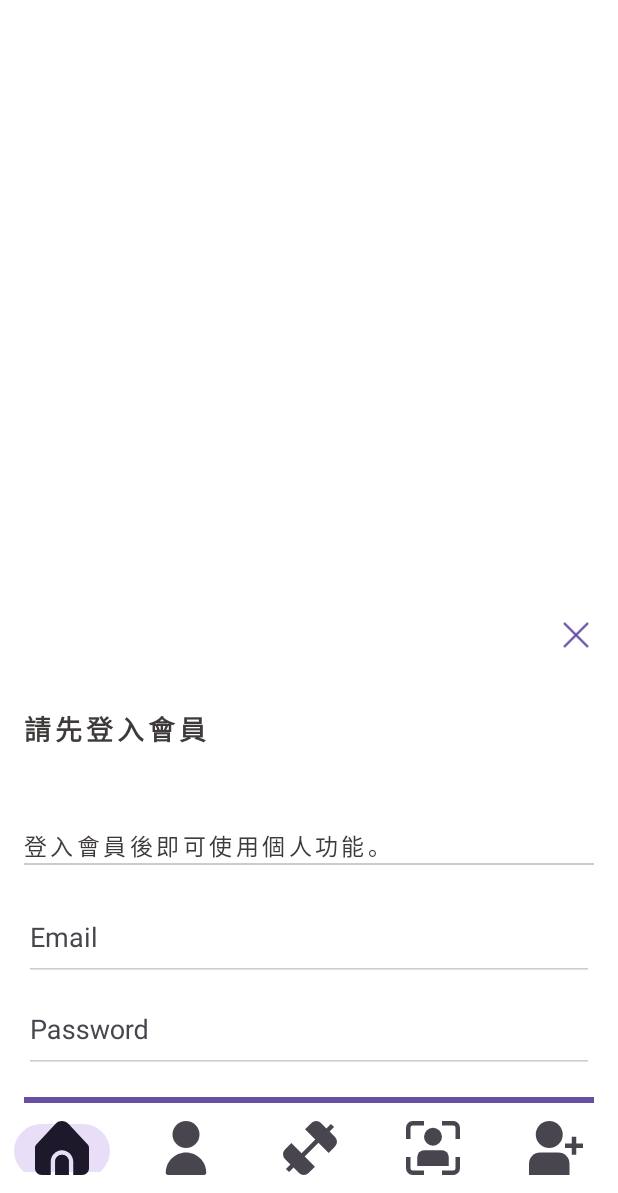
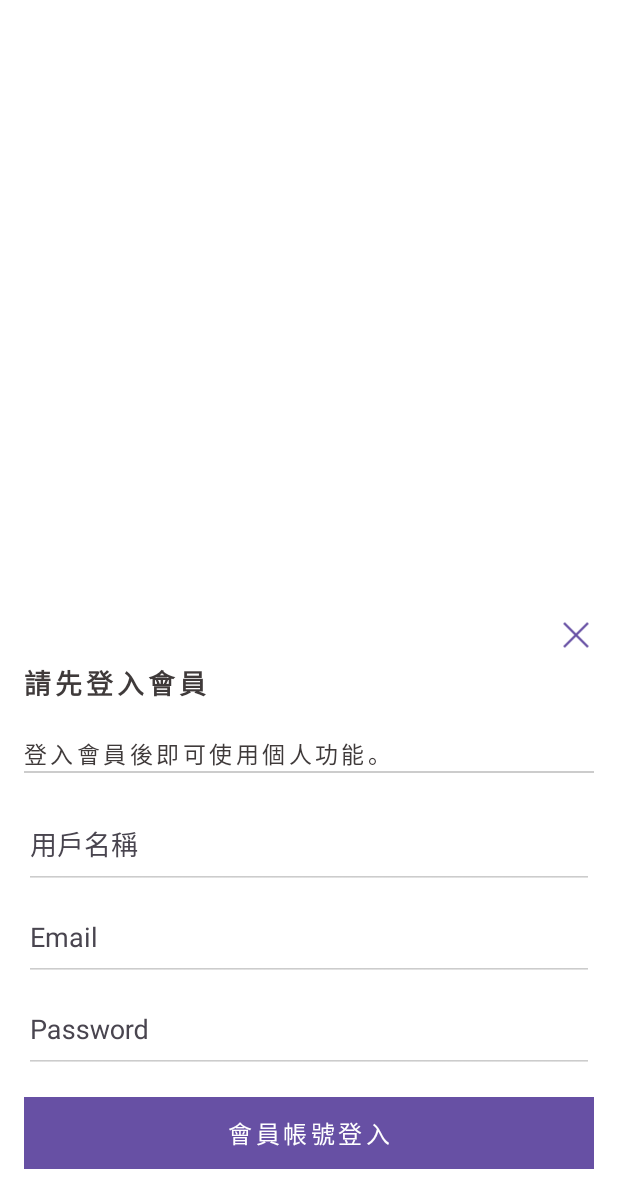
Before and after one commit to jason-chueh/Stack, an Android app: the screen it shows after launch (MainActivity), item 2 of the bottom bar chosen, on a phone screen of 412 x 824 dp, the part 43-1236 px from its top. Run offline under Robolectric (Android 15) with nearby library versions, the phone set to English and light mode, and no system bars; our stand-ins replace Dagger/Hilt's generated code, Firebase (no records; nobody signed in at launch, a user with empty details on screens opened directly), Room's generated code, data binding; libraries missing offline, so code that uses them is left out: android.text; 6 statements that could not run were skipped.

Commit message:
add login and register using firestore authentication, and set up db with userDao

```diff
--- a/app/build.gradle.kts
+++ b/app/build.gradle.kts
@@ -113,6 +113,10 @@ dependencies {
     implementation ("com.squareup.moshi:moshi:1.9.3")
     implementation ("com.squareup.moshi:moshi-kotlin:1.9.3")
 
+    //Gson
+    implementation ("com.google.code.gson:gson:2.10.1")
+
+
     // Retrofit - Deprecated plugins - No more required
     implementation ("com.squareup.retrofit2:retrofit:2.9.0")
     // implementation "com.squareup.retrofit2:converter-scalars:$version_retrofit"
@@ -159,6 +163,8 @@ dependencies {
     //firestore
     implementation(platform("com.google.firebase:firebase-bom:32.2.3"))
     implementation("com.google.firebase:firebase-firestore-ktx")
+    implementation("com.google.firebase:firebase-auth-ktx")
+
 }
 kapt {
     correctErrorTypes = true
--- a/app/src/main/java/com/example/stack/MainActivity.kt
+++ b/app/src/main/java/com/example/stack/MainActivity.kt
@@ -3,13 +3,18 @@ package com.example.stack
 import androidx.appcompat.app.AppCompatActivity
 import android.os.Bundle
 import android.util.Log
+import android.view.View
 import androidx.activity.compose.setContent
 import androidx.activity.viewModels
 import androidx.databinding.DataBindingUtil
+import androidx.lifecycle.Observer
+import androidx.navigation.NavController
+import androidx.navigation.NavDestination
 
 import androidx.navigation.findNavController
 import com.example.stack.databinding.ActivityMainBinding
 import com.example.stack.login.UserManager
+import com.example.stack.util.CurrentFragmentType
 import dagger.hilt.android.AndroidEntryPoint
 
 @AndroidEntryPoint
@@ -22,6 +27,41 @@ class MainActivity : AppCompatActivity() {
         binding = ActivityMainBinding.inflate(layoutInflater)
         setContentView(binding.root)
         setupBottomNav()
+        setupNavController()
+
+
+        viewModel.currentFragmentType.observe(
+            this,
+            Observer {
+                Log.i("type","~~~~~~~~~~~~~~~~~~~~~~~~~~~~~~~~~~~~")
+                Log.i("type","[${viewModel.currentFragmentType.value}]")
+                Log.i("type","~~~~~~~~~~~~~~~~~~~~~~~~~~~~~~~~~~~~")
+
+
+                if(it == CurrentFragmentType.LOGIN){
+                    binding.bottomNavView.visibility = View.GONE
+                }
+                else{
+                    binding.bottomNavView.visibility = View.VISIBLE
+
+                }
+            }
+        )
+    }
+
+    private fun setupNavController() {
+        findNavController(R.id.myNavHostFragment).addOnDestinationChangedListener { navController: NavController, _: NavDestination, _: Bundle? ->
+            viewModel.currentFragmentType.value = when (navController.currentDestination?.id) {
+                R.id.homeFragment -> CurrentFragmentType.HOME
+                R.id.chatroomFragment -> CurrentFragmentType.CHATROOM
+                R.id.findBroFragment -> CurrentFragmentType.FINDBRO
+                R.id.userFragment -> CurrentFragmentType.USER
+                R.id.loginDialog -> CurrentFragmentType.LOGIN
+                R.id.planFragment -> CurrentFragmentType.PLAN
+                R.id.positionCorrectionFragment-> CurrentFragmentType.POSITION
+                else -> viewModel.currentFragmentType.value
+            }
+        }
     }
 
     private fun setupBottomNav() {
@@ -33,33 +73,38 @@ class MainActivity : AppCompatActivity() {
                 }
 
                 R.id.navigation_user -> {
-                    Log.i("test","${UserManager.user.value?.id}")
+                    Log.i("test", "${UserManager.user}")
                     when (viewModel.isLoggedIn) {
                         true -> {
                             findNavController(R.id.myNavHostFragment).navigate(NavigationDirections.navigateToUserFragment())
                             return@setOnItemSelectedListener true
                         }
-                    false ->{
+
+                        false -> {
                             findNavController(R.id.myNavHostFragment).navigate(NavigationDirections.navigateToLoginDialog())
                             return@setOnItemSelectedListener false
                         }
                     }
                 }
+
                 R.id.navigation_find_bro -> {
 
                     findNavController(R.id.myNavHostFragment).navigate(NavigationDirections.navigateToFindBroFragment())
                     return@setOnItemSelectedListener true
                 }
+
                 R.id.navigation_plan -> {
 
                     findNavController(R.id.myNavHostFragment).navigate(NavigationDirections.navigateToPlanFragment())
                     return@setOnItemSelectedListener true
                 }
+
                 R.id.navigation_position -> {
 
                     findNavController(R.id.myNavHostFragment).navigate(NavigationDirections.navigateToPositionCorrectionFragment())
                     return@setOnItemSelectedListener true
                 }
+
                 else -> {
                     return@setOnItemSelectedListener false
                 }
--- a/app/src/main/java/com/example/stack/data/DefaultRepository.kt
+++ b/app/src/main/java/com/example/stack/data/DefaultRepository.kt
@@ -1,13 +1,24 @@
 package com.example.stack.data
 
 import com.example.stack.data.StackRepository
+import com.example.stack.data.dataclass.User
+import com.example.stack.data.local.UserDao
 import com.example.stack.data.network.NetworkDataSource
+import kotlinx.coroutines.Dispatchers
+import kotlinx.coroutines.withContext
 import javax.inject.Inject
 
 class DefaultRepository @Inject constructor(
-    private val networkDataSource: NetworkDataSource
+    private val networkDataSource: NetworkDataSource,
+    private val userDao: UserDao
 ): StackRepository{
     override fun test2(){
         networkDataSource.test()
     }
+
+    override suspend fun upsertUser(user: User) {
+        withContext(Dispatchers.IO){
+            userDao.upsertUser(user)
+        }
+    }
 }
--- a/app/src/main/java/com/example/stack/data/StackRepository.kt
+++ b/app/src/main/java/com/example/stack/data/StackRepository.kt
@@ -1,5 +1,9 @@
 package com.example.stack.data
+
+import com.example.stack.data.dataclass.User
 
 interface StackRepository {
     fun test2()
+
+    suspend fun upsertUser(user: User)
 }
--- /dev/null
+++ b/app/src/main/java/com/example/stack/data/local/StackDatabase.kt
@@ -0,0 +1,82 @@
+package com.example.stack.data.local
+
+import android.content.Context
+import androidx.room.Database
+import androidx.room.Room
+import androidx.room.RoomDatabase
+import com.example.stack.data.dataclass.User
+
+@Database(entities = [User::class], version = 1, exportSchema = false)
+abstract class StackDatabase : RoomDatabase() {
+
+    /**
+     * Connects the database to the DAO.
+     */
+    abstract val userDao: UserDao
+
+    /**
+     * Define a companion object, this allows us to add functions on the StylishDatabase class.
+     *
+     * For example, clients can call `StylishDatabase.getInstance(context)` to instantiate
+     * a new StylishDatabase.
+     */
+    companion object {
+        /**
+         * INSTANCE will keep a reference to any database returned via getInstance.
+         *
+         * This will help us avoid repeatedly initializing the database, which is expensive.
+         *
+         *  The value of a volatile variable will never be cached, and all writes and
+         *  reads will be done to and from the main memory. It means that changes made by one
+         *  thread to shared data are visible to other threads.
+         */
+        @Volatile
+        private var INSTANCE: StackDatabase? = null
+
+        /**
+         * Helper function to get the database.
+         *
+         * If a database has already been retrieved, the previous database will be returned.
+         * Otherwise, create a new database.
+         *
+         * This function is threadsafe, and callers should cache the result for multiple database
+         * calls to avoid overhead.
+         *
+         * This is an example of a simple Singleton pattern that takes another Singleton as an
+         * argument in Kotlin.
+         *
+         * To learn more about Singleton read the wikipedia article:
+         * https://en.wikipedia.org/wiki/Singleton_pattern
+         *
+         * @param context The application context Singleton, used to get access to the filesystem.
+         */
+        fun getInstance(context: Context): StackDatabase {
+            // Multiple threads can ask for the database at the same time, ensure we only initialize
+            // it once by using synchronized. Only one thread may enter a synchronized block at a
+            // time.
+            synchronized(this) {
+                // Copy the current value of INSTANCE to a local variable so Kotlin can smart cast.
+                // Smart cast is only available to local variables.
+                var instance = INSTANCE
+                // If instance is `null` make a new database instance.
+                if (instance == null) {
+                    instance = Room.databaseBuilder(
+                        context.applicationContext,
+                        StackDatabase::class.java,
+                        "stylish_database"
+                    )
+                        // Wipes and rebuilds instead of migrating if no Migration object.
+                        // Migration is not part of this lesson. You can learn more about
+                        // migration with Room in this blog post:
+                        // https://medium.com/androiddevelopers/understanding-migrations-with-room-f01e04b07929
+                        .fallbackToDestructiveMigration()
+                        .build()
+                    // Assign INSTANCE to the newly created database.
+                    INSTANCE = instance
+                }
+                // Return instance; smart cast to be non-null.
+                return instance
+            }
+        }
+    }
+}
--- /dev/null
+++ b/app/src/main/java/com/example/stack/data/local/UserDao.kt
@@ -0,0 +1,15 @@
+package com.example.stack.data.local
+
+import androidx.room.Dao
+import androidx.room.Insert
+import androidx.room.OnConflictStrategy
+import androidx.room.Update
+import androidx.room.Upsert
+import com.example.stack.data.dataclass.User
+
+@Dao
+interface UserDao {
+
+    @Upsert
+    fun upsertUser(user: User)
+}
--- a/app/src/main/java/com/example/stack/di/DataModules.kt
+++ b/app/src/main/java/com/example/stack/di/DataModules.kt
@@ -1,12 +1,18 @@
 package com.example.stack.di
 
+import android.content.Context
+import androidx.room.Room
 import com.example.stack.data.DefaultRepository
 import com.example.stack.data.StackRepository
+import com.example.stack.data.local.StackDatabase
+import com.example.stack.data.local.UserDao
 import com.example.stack.data.network.NetworkDataSource
 import com.example.stack.data.network.StackNetworkDataSource
 import dagger.Binds
 import dagger.Module
+import dagger.Provides
 import dagger.hilt.InstallIn
+import dagger.hilt.android.qualifiers.ApplicationContext
 import dagger.hilt.components.SingletonComponent
 import javax.inject.Singleton
 
@@ -24,3 +30,21 @@ abstract class RepositoryModule {
     @Binds
     abstract fun bindTaskRepository(repository: DefaultRepository): StackRepository
 }
+
+@Module
+@InstallIn(SingletonComponent::class)
+object DatabaseModule {
+
+    @Singleton
+    @Provides
+    fun provideDataBase(@ApplicationContext context: Context): StackDatabase {
+        return Room.databaseBuilder(
+            context.applicationContext,
+            StackDatabase::class.java,
+            "Stack.db"
+        ).build()
+    }
+
+    @Provides
+    fun provideTaskDao(database: StackDatabase): UserDao = database.userDao
+}
--- a/app/src/main/java/com/example/stack/home/HomeViewModel.kt
+++ b/app/src/main/java/com/example/stack/home/HomeViewModel.kt
@@ -12,15 +12,9 @@ import javax.inject.Inject
 
 @HiltViewModel
 class HomeViewModel @Inject constructor(private val stackRepository: StackRepository) : ViewModel() {
-    val db = Firebase.firestore
+
     fun test(){
         stackRepository.test2()
-        val exercise = Exercise("jason","test")
-        db.collection("exercise").add(exercise).addOnSuccessListener {
-            Log.i("test","success")
-        }.addOnFailureListener{
-            e -> Log.i("test","$e")
-        }
     }
 }
 
--- a/app/src/main/java/com/example/stack/login/LoginDialog.kt
+++ b/app/src/main/java/com/example/stack/login/LoginDialog.kt
@@ -1,18 +1,21 @@
 package com.example.stack.login
 
-import android.content.Intent
 import android.os.Bundle
 import android.os.Handler
 import android.view.LayoutInflater
 import android.view.View
 import android.view.ViewGroup
 import android.view.animation.AnimationUtils
+import android.widget.Toast
 import androidx.appcompat.app.AppCompatDialogFragment
 import androidx.fragment.app.DialogFragment
 import androidx.fragment.app.viewModels
 import androidx.lifecycle.Observer
 import androidx.lifecycle.ViewModelProvider
+import androidx.navigation.Navigation.findNavController
+import androidx.navigation.fragment.findNavController
 import com.example.stack.MainViewModel
+import com.example.stack.NavigationDirections
 import com.example.stack.R
 import com.example.stack.databinding.DialogLoginBinding
 import dagger.hilt.android.AndroidEntryPoint
@@ -58,11 +61,38 @@ class LoginDialog : AppCompatDialogFragment() {
             viewLifecycleOwner,
             Observer {
                 it?.let {
-                    mainViewModel.navigateToLoginSuccess(it)
+//                    mainViewModel.navigateToLoginSuccess(it)
                     dismiss()
                 }
             }
         )
+
+        viewModel.loginErrorToast.observe(
+            viewLifecycleOwner
+        ) {
+            if (it) {
+                Toast.makeText(
+                    this.context,
+                    "Authentication failed.",
+                    Toast.LENGTH_SHORT,
+                ).show()
+                viewModel.onLoginErrorToastCompleted()
+            }
+        }
+
+        viewModel.registerErrorToast.observe(
+            viewLifecycleOwner
+        ) {
+            if (it) {
+                Toast.makeText(
+                    this.context,
+                    "Register Authentication failed.",
+                    Toast.LENGTH_SHORT,
+                ).show()
+                viewModel.onRegisterErrorToastCompleted()
+            }
+        }
+
 
         viewModel.leave.observe(
             viewLifecycleOwner,
@@ -70,6 +100,7 @@ class LoginDialog : AppCompatDialogFragment() {
                 it?.let {
                     dismiss()
                     viewModel.onLeaveCompleted()
+                    findNavController().navigate(NavigationDirections.navigateToHomeFragment())
                 }
             }
         )
--- a/app/src/main/java/com/example/stack/login/UserManager.kt
+++ b/app/src/main/java/com/example/stack/login/UserManager.kt
@@ -1,40 +1,54 @@
 package com.example.stack.login
 
 import android.content.Context
+import android.util.Log
 import android.widget.Toast
 import androidx.lifecycle.LiveData
 import androidx.lifecycle.MutableLiveData
+import com.example.stack.StackApplication
 import com.example.stack.data.dataclass.User
+import com.google.gson.Gson
 
 object UserManager {
 
     private const val USER_DATA = "user_data"
     private const val USER_TOKEN = "user_token"
 
-    private val _user = MutableLiveData<User>(User())
+    var user: User?
+        get() {
+            val sharedPreferences = StackApplication.instance.getSharedPreferences(USER_DATA, Context.MODE_PRIVATE)
+            val userJson = sharedPreferences.getString(USER_TOKEN, null)
+            return userJson?.toUserObject()
+        }
+        set(value) {
+            Log.i("login","set user: $value")
+            val sharedPreferences = StackApplication.instance.getSharedPreferences(USER_DATA, Context.MODE_PRIVATE)
+            val editor = sharedPreferences.edit()
+            editor.putString(USER_TOKEN, value?.toJsonString())
+            editor.apply()
+        }
 
-    val user: LiveData<User>
-        get() = _user
-
-    /**
-     * It can be use to check login status directly
-     */
     val isLoggedIn: Boolean
-        get() = _user.value?.id != -1
+        get() = user != null
 
     /**
      * Clear the [userToken] and the [user]/[_user] data
      */
     fun clear() {
-        _user.value = null
+        user = null
+        val sharedPreferences = StackApplication.instance.getSharedPreferences("USER_DATA", Context.MODE_PRIVATE)
+        val editor = sharedPreferences.edit()
+        editor.clear()
+        editor.apply()
     }
+}
 
-    private var lastChallengeTime: Long = 0
-    private var challengeCount: Int = 0
-    private const val CHALLENGE_LIMIT = 23
+// Extension functions to convert User to JSON and vice versa
+fun User.toJsonString(): String {
+    return Gson().toJson(this)
+}
 
-    /**
-     * Winter is coming
-     */
-
+fun String?.toUserObject(): User? {
+    if (this == null) return null
+    return Gson().fromJson(this, User::class.java)
 }
--- a/app/src/main/java/com/example/stack/user/UserFragment.kt
+++ b/app/src/main/java/com/example/stack/user/UserFragment.kt
@@ -9,6 +9,7 @@ import androidx.fragment.app.viewModels
 import com.example.stack.databinding.FragmentHomeBinding
 import com.example.stack.databinding.FragmentUserBinding
 import com.example.stack.home.HomeViewModel
+import com.example.stack.login.UserManager
 
 class UserFragment: Fragment() {
     lateinit var binding: FragmentUserBinding
@@ -19,6 +20,9 @@ class UserFragment: Fragment() {
     ): View? {
         binding = FragmentUserBinding.inflate(inflater, container, false)
 
+        binding.logout.setOnClickListener {
+            UserManager.clear()
+        }
 
 
         return binding.root
--- /dev/null
+++ b/app/src/main/java/com/example/stack/util/CurrentFragmentType.kt
@@ -0,0 +1,14 @@
+package com.example.stack.util
+
+import com.example.stack.R
+import com.example.stack.util.Util.getString
+
+enum class CurrentFragmentType(val value: String) {
+    HOME(getString(R.string.home)),
+    LOGIN(getString(R.string.login)),
+    FINDBRO(getString(R.string.find_bro)),
+    CHATROOM(getString(R.string.chatroom)),
+    POSITION(getString(R.string.position)),
+    PLAN(getString(R.string.plan)),
+    USER(getString(R.string.user))
+}
--- /dev/null
+++ b/app/src/main/java/com/example/stack/util/Util.kt
@@ -0,0 +1,24 @@
+package com.example.stack.util
+
+import android.content.Context
+import android.net.ConnectivityManager
+import android.net.NetworkInfo
+import com.example.stack.StackApplication
+
+object Util {
+
+    fun isInternetConnected(): Boolean {
+        val cm = StackApplication.instance
+            .getSystemService(Context.CONNECTIVITY_SERVICE) as ConnectivityManager
+        val activeNetwork: NetworkInfo? = cm.activeNetworkInfo
+        return activeNetwork?.isConnectedOrConnecting == true
+    }
+
+    fun getString(resourceId: Int): String {
+        return StackApplication.instance.getString(resourceId)
+    }
+
+    fun getColor(resourceId: Int): Int {
+        return StackApplication.instance.getColor(resourceId)
+    }
+}
--- a/app/src/main/java/com/example/stack/ＭainViewModel.kt
+++ b/app/src/main/java/com/example/stack/ＭainViewModel.kt
@@ -6,6 +6,7 @@ import androidx.lifecycle.ViewModel
 import com.example.stack.data.StackRepository
 import com.example.stack.data.dataclass.User
 import com.example.stack.login.UserManager
+import com.example.stack.util.CurrentFragmentType
 import dagger.hilt.android.lifecycle.HiltViewModel
 import javax.inject.Inject
 
@@ -21,6 +22,7 @@ class MainViewModel @Inject constructor(private val stackRepository: StackReposi
 
     private val _navigateToLoginSuccess = MutableLiveData<User>()
 
+    val currentFragmentType = MutableLiveData<CurrentFragmentType>()
     val navigateToLoginSuccess: LiveData<User>
         get() = _navigateToLoginSuccess
 
--- a/app/src/main/res/layout/activity_main.xml
+++ b/app/src/main/res/layout/activity_main.xml
@@ -1,10 +1,19 @@
 <?xml version="1.0" encoding="utf-8"?>
-<androidx.constraintlayout.widget.ConstraintLayout xmlns:android="http://schemas.android.com/apk/res/android"
+<layout xmlns:android="http://schemas.android.com/apk/res/android"
     xmlns:app="http://schemas.android.com/apk/res-auto"
-    xmlns:tools="http://schemas.android.com/tools"
+    xmlns:tools="http://schemas.android.com/tools">
+
+    <data>
+        <variable name="viewModel" type="com.example.stack.MainViewModel"/>
+        <import type="com.example.stack.util.CurrentFragmentType"/>
+        <import type="android.view.View"/>
+    </data>
+
+    <androidx.constraintlayout.widget.ConstraintLayout
         android:layout_width="match_parent"
         android:background="@color/white"
         android:layout_height="match_parent">
+
         <androidx.appcompat.widget.Toolbar
             android:id="@+id/toolbar"
             android:layout_width="match_parent"
@@ -14,6 +23,7 @@
             app:layout_constraintStart_toStartOf="parent"
             app:layout_constraintEnd_toEndOf="parent"
             app:layout_constraintTop_toTopOf="parent">
+
             <TextView
                 android:id="@+id/text_toolbar_title"
                 android:layout_width="wrap_content"
@@ -35,10 +45,10 @@
             app:layout_constraintEnd_toEndOf="parent"
             app:layout_constraintStart_toStartOf="parent"
             app:layout_constraintTop_toBottomOf="@+id/toolbar"
-        app:defaultNavHost = "true"
+            app:defaultNavHost="true"
             app:navGraph="@navigation/navigation"
-        tools:layout="@layout/fragment_home"
-        />
+            tools:layout="@layout/fragment_home" />
+
         <com.google.android.material.bottomnavigation.BottomNavigationView
             android:id="@+id/bottomNavView"
             android:layout_width="0dp"
@@ -50,7 +60,10 @@
             app:layout_constraintLeft_toLeftOf="parent"
             app:layout_constraintRight_toRightOf="parent"
             app:itemIconSize="@dimen/size_bottom_nav_icon"
-        app:menu="@menu/bot_nav_menu"/>
+            app:menu="@menu/bot_nav_menu" />
     </androidx.constraintlayout.widget.ConstraintLayout>
+</layout>
+<!--    android:visibility="@{viewModel.currentFragmentType == CurrentFragmentType.LOGIN ? View.GONE : View.VISIBLE}"-->
+
 
 <!--    app:itemIconTint="@drawable/bottom_nav_item_selector"-->
--- a/app/src/main/res/layout/dialog_login.xml
+++ b/app/src/main/res/layout/dialog_login.xml
@@ -66,9 +66,42 @@
                 android:layout_height="1dp"
                 android:layout_marginBottom="16dp"
                 android:background="@color/gray_cccccc"
-                app:layout_constraintBottom_toTopOf="@+id/layout_login_email"
+                app:layout_constraintBottom_toTopOf="@+id/layout_login_name"
                 app:layout_constraintEnd_toEndOf="@+id/button_login_native"
                 app:layout_constraintStart_toStartOf="@+id/button_login_native"/>
+
+            <com.google.android.material.textfield.TextInputLayout
+                android:id="@+id/layout_login_name"
+                android:layout_width="0dp"
+                android:layout_height="wrap_content"
+                android:layout_marginTop="16dp"
+                android:layout_marginStart="16dp"
+                android:layout_marginEnd="16dp"
+                android:theme="@style/PaymentColorTheme"
+                app:layout_constraintStart_toStartOf="parent"
+                app:layout_constraintEnd_toEndOf="parent"
+                app:layout_constraintBottom_toTopOf="@+id/layout_login_email"
+                app:boxStrokeColor="@{@color/gray_646464}"
+                app:boxBackgroundColor="@{@color/gray_646464}">
+
+                <EditText
+                    android:id="@+id/edit_login_name"
+                    android:layout_width="match_parent"
+                    android:layout_height="@dimen/height_payment_editor"
+                    android:hint="@string/login_name"
+                    android:textColor="@color/black_3f3a3a"
+                    android:maxLines="1"
+                    android:singleLine="true"
+                    android:imeOptions="actionNext"
+                    android:nextFocusForward="@+id/edit_login_email"
+                    android:text="@={viewModel.name}"
+                    android:textColorHint="@{@color/gray_646464}"
+                    android:backgroundTint="@{@color/gray_646464}"/>
+
+            </com.google.android.material.textfield.TextInputLayout>
+
+
+
 
             <com.google.android.material.textfield.TextInputLayout
                 android:id="@+id/layout_login_email"
--- a/app/src/main/res/values/strings.xml
+++ b/app/src/main/res/values/strings.xml
@@ -8,6 +8,14 @@
     <string name="login_native_text">會員帳號登入</string>
     <string name="login_email">Email</string>
     <string name="login_password">Password</string>
+    <string name="login_name">用戶名稱</string>
     <string name="email_cannot_be_empty">Email 不可為空。</string>
     <string name="password_cannot_be_empty">Password 不可為空。</string>
+    <string name="home">健身</string>
+    <string name="position">動作監測</string>
+    <string name="find_bro">找健友</string>
+    <string name="user">用戶資料</string>
+    <string name="login">登入</string>
+    <string name="chatroom">聊天</string>
+    <string name="plan">健身計畫</string>
 </resources>
```
Also changed, not shown: app/src/main/java/com/example/stack/data/dataclass/User.kt (+15 -5 lines), app/src/main/java/com/example/stack/login/LoginViewModel.kt (+77 -5 lines), app/src/main/res/layout/fragment_user.xml (+5 -3 lines). Lines whose indentation alone changed are shown as unchanged.
